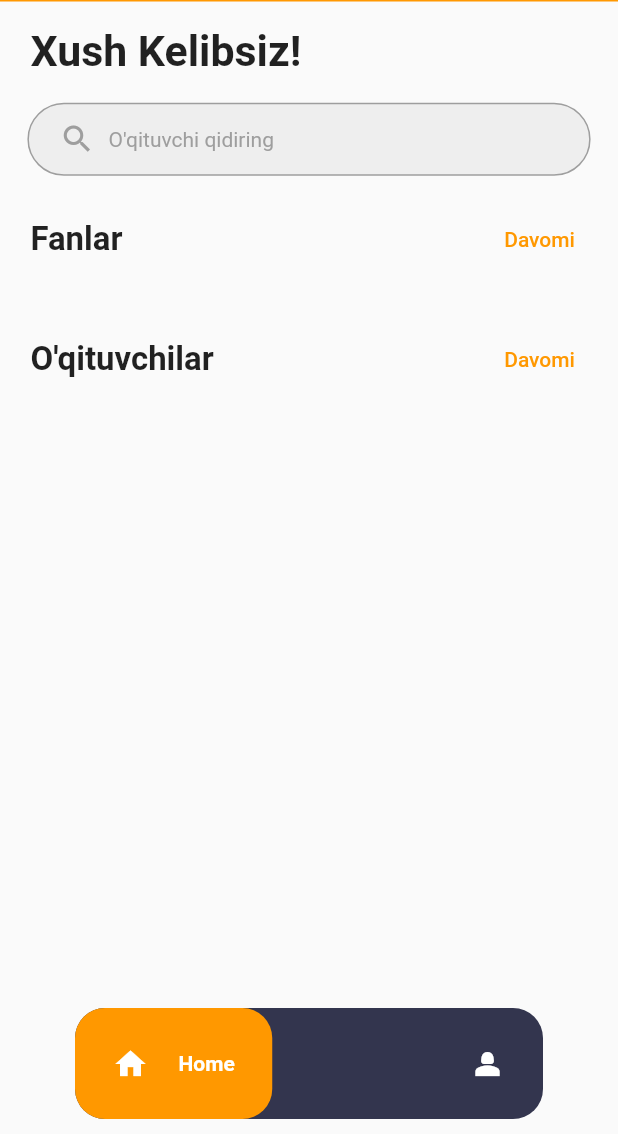
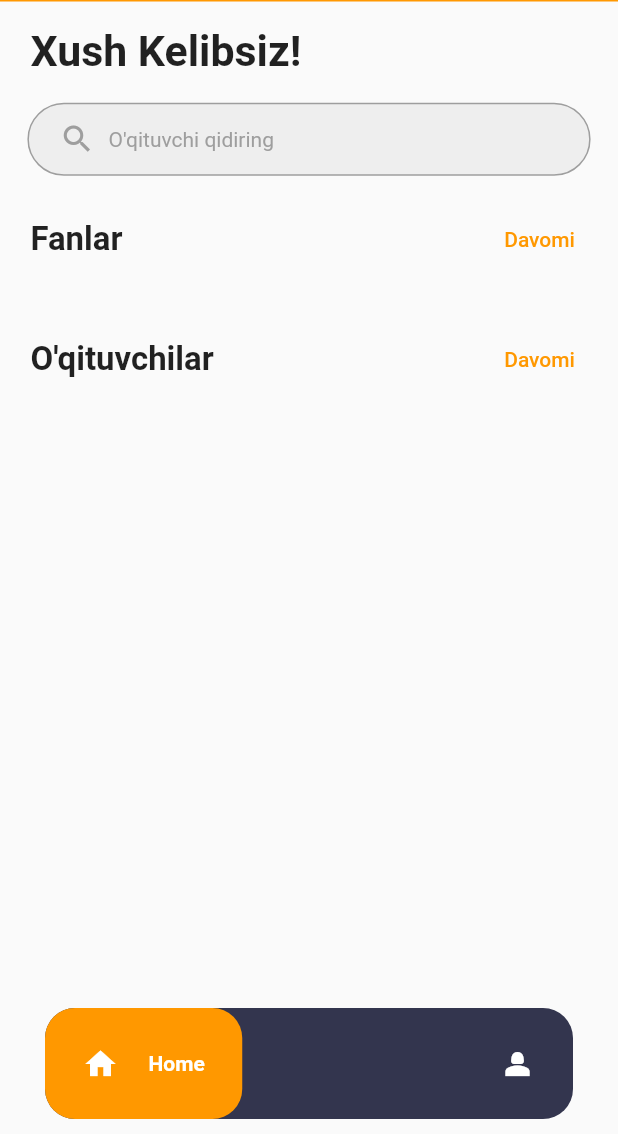
Before and after one commit to said8811/registon, a Flutter app: the StudentTabBox screen opened by its route, on a phone screen of 412 x 824 dp, the part 102-1236 px from its top. Run offline on Flutter 3.47's test engine with Material 2 defaults, Android fonts, the phone set to English and light mode, and no system bars; drawn by our look-alikes of google_nav_bar; our stand-ins replace bloc, carousel_slider, dio, equatable, flutter_bloc, flutter_screenutil and 7 more; accounts and stored records are empty; network calls fail.

Commit message:
bottom fixed

```diff
--- a/lib/screens/tab_box/student_tab_box.dart
+++ b/lib/screens/tab_box/student_tab_box.dart
@@ -25,7 +25,7 @@ class _StudentTabBoxState extends State<StudentTabBox> {
           builder: (context, state) => pages[state],
         ),
         bottomNavigationBar: Padding(
-          padding: const EdgeInsets.symmetric(horizontal: 50, vertical: 10),
+          padding: const EdgeInsets.symmetric(horizontal: 30, vertical: 10),
           child: Container(
             decoration: BoxDecoration(
               borderRadius: BorderRadius.circular(20),
--- a/lib/screens/teacher_details/teacher_detail_page.dart
+++ b/lib/screens/teacher_details/teacher_detail_page.dart
@@ -114,6 +114,7 @@ class _TeacherDetailsState extends State<TeacherDetails> {
                       ),
                     ),
                     SizedBox(height: 20.h),
+                    const TeacherRatingWidget(),
                     Padding(
                       padding: EdgeInsets.symmetric(horizontal: 24.0.r),
                       child: Row(
@@ -131,7 +132,6 @@ class _TeacherDetailsState extends State<TeacherDetails> {
                         ],
                       ),
                     ),
-                    TeacherRatingWidget(),
                     Container(
                       decoration: const BoxDecoration(),
                       height: 151.h,
```
Also changed, not shown: lib/data/models/app_response/app_response.dart (line endings or trailing spaces).
